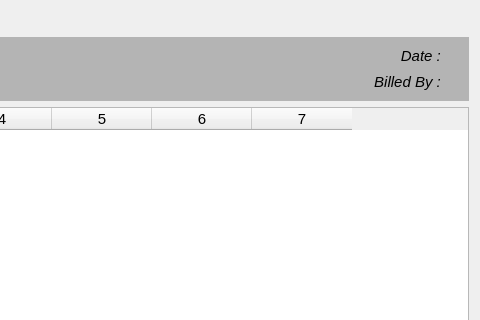
First picture: the form in estorecpp/addbill.ui, repository Watti/estorecpp, before the edit; both pictures show x 360 to 840 and y 0 to 320 of the 840 by 490 pixel window.
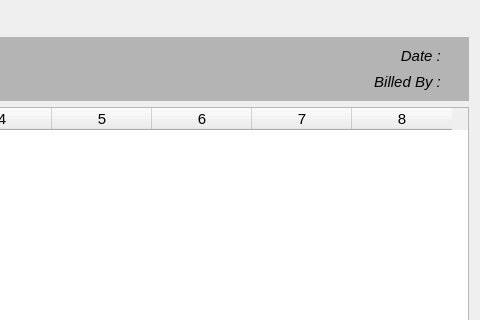
Second picture: the form after the edit.

Patch:
```diff
--- a/estorecpp/addbill.ui
+++ b/estorecpp/addbill.ui
@@ -623,7 +623,7 @@
       </font>
      </property>
      <property name="columnCount">
-      <number>7</number>
+      <number>8</number>
      </property>
      <column/>
      <column/>
@@ -632,6 +632,7 @@
      <column/>
      <column/>
      <column/>
+     <column/>
     </widget>
    </item>
    <item>
```
